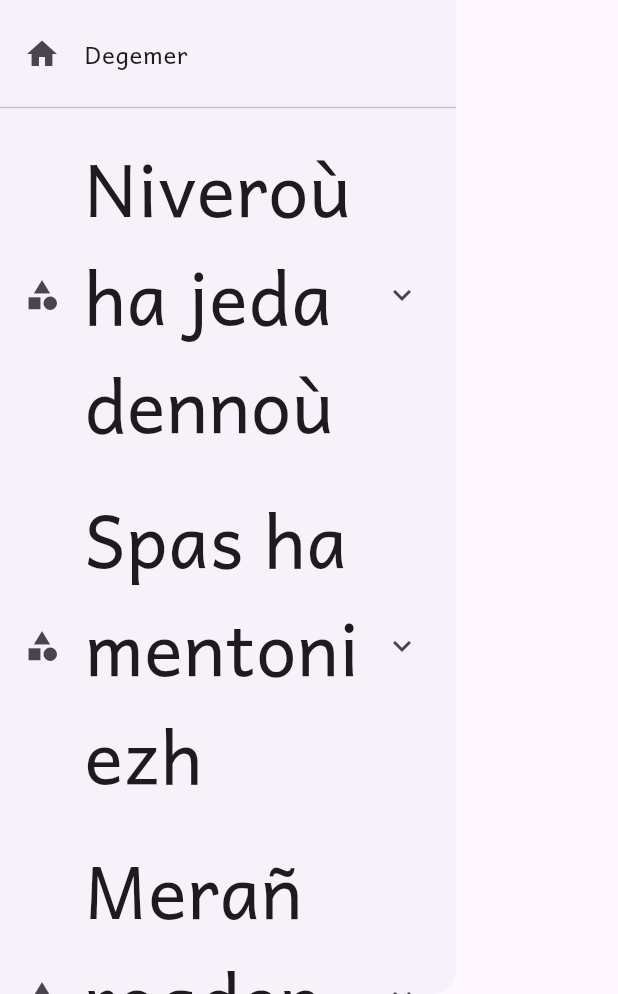
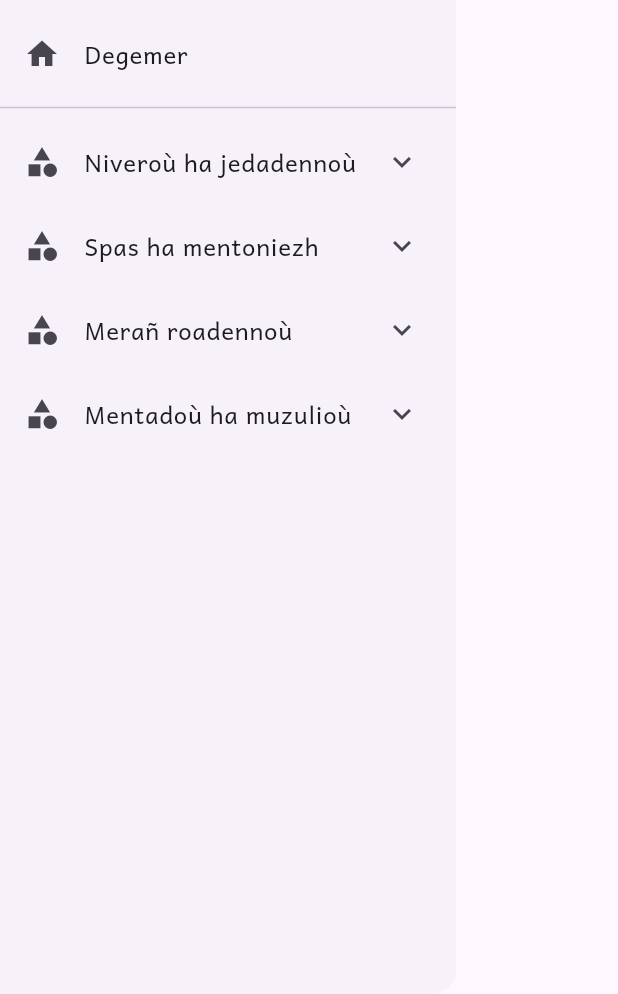
Before and after one commit to MikaelBZH/aotomatismouflutter, a Flutter app: the Menu widget shown alone on an empty page, opened directly, on a phone screen of 412 x 824 dp, the part 242-1236 px from its top. Run offline on Flutter 3.47's test engine with Material 3 defaults, Android fonts, the phone set to English and light mode, and no system bars.

Commit message:
2 changes

```diff
--- a/lib/widgets/menu.dart
+++ b/lib/widgets/menu.dart
@@ -33,9 +33,7 @@ class Menu extends StatelessWidget {
             leading: const Icon(Icons.home),
             title: const Text(
               'Degemer',
-              style: TextStyle(
-                fontSize: 16,
-              ),
+              style: TextStyle(fontSize: 16),
             ),
             onTap: () {
               Navigator.pop(context);
@@ -54,12 +52,22 @@ class Menu extends StatelessWidget {
               .where((module) => module.categoryId == category.id)
               .toList();
             return ExpansionTile(
+              shape: const Border(),
+              collapsedShape: const Border(),
               leading: const Icon(Icons.category),
-              title: Text(category.title),
+              title: Text(
+                  category.title,
+                  style: TextStyle(fontSize: 16),
+              ),
               children: modules.map((module) {
                 return ListTile(
+                  contentPadding: EdgeInsets.only(left: 32),
+                  horizontalTitleGap: 10,
                   leading: const Icon(Icons.book),
-                  title: Text(module.title),
+                  title: Text(
+                      module.title,
+                      style: TextStyle(fontSize: 14),
+                  ),
                   onTap: () {
                     Navigator.pop(context);
                     Navigator.push(
```
Also changed, not shown: lib/pages/exercises_page.dart (+37 -7 lines).
